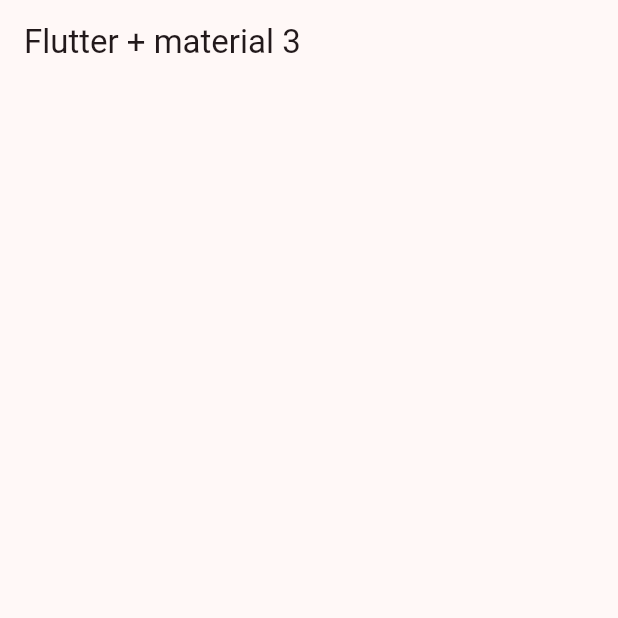
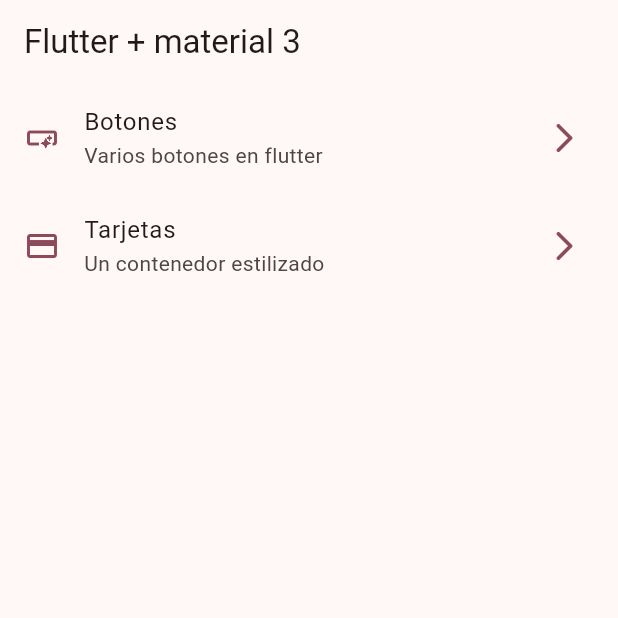
Before and after one commit to luiseduardovb/widgets_app, a Flutter app: the screen it shows after launch, on a phone screen of 412 x 824 dp, the top half of it. Run offline on Flutter 3.47's test engine with Material 2 defaults, Android fonts, the phone set to English and light mode, and no system bars.

Commit message:
Add home screen tile

```diff
--- a/lib/config/menu/menu_items.dart
+++ b/lib/config/menu/menu_items.dart
@@ -20,7 +20,7 @@ const appMenuItems = <MenuItem>[
       link: '/buttons',
       icon: Icons.smart_button_outlined),
   MenuItem(
-      title: 'Tarjetsa',
+      title: 'Tarjetas',
       subtitle: 'Un contenedor estilizado',
       link: '/card',
       icon: Icons.credit_card)
--- a/lib/presentation/screens/home/home_screen.dart
+++ b/lib/presentation/screens/home/home_screen.dart
@@ -1,4 +1,5 @@
 import 'package:flutter/material.dart';
+import 'package:widgets_app/config/menu/menu_items.dart';
 
 class HomeScreen extends StatelessWidget {
   const HomeScreen({super.key});
@@ -9,6 +10,50 @@ class HomeScreen extends StatelessWidget {
       appBar: AppBar(
         title: const Text('Flutter + material 3'),
       ),
+      body: const _HomeView(),
     );
   }
 }
+
+class _HomeView extends StatelessWidget {
+  const _HomeView();
+
+  @override
+  Widget build(BuildContext context) {
+    return ListView.builder(
+      itemCount: appMenuItems.length,
+      itemBuilder: (context, index) {
+        final menuItem = appMenuItems[index];
+        return _CustomListTile(menuItem: menuItem);
+      },
+    );
+  }
+}
+
+class _CustomListTile extends StatelessWidget {
+  const _CustomListTile({
+    required this.menuItem,
+  });
+
+  final MenuItem menuItem;
+
+  @override
+  Widget build(BuildContext context) {
+    final colors = Theme.of(context).colorScheme;
+    return ListTile(
+      leading: Icon(
+        menuItem.icon,
+        color: colors.primary,
+      ),
+      trailing: Icon(
+        Icons.arrow_forward_ios_rounded,
+        color: colors.primary,
+      ),
+      title: Text(menuItem.title),
+      subtitle: Text(menuItem.subtitle),
+      onTap: () {
+        // TODO: navegar a otra pantalla
+      },
+    );
+  }
+}
```
